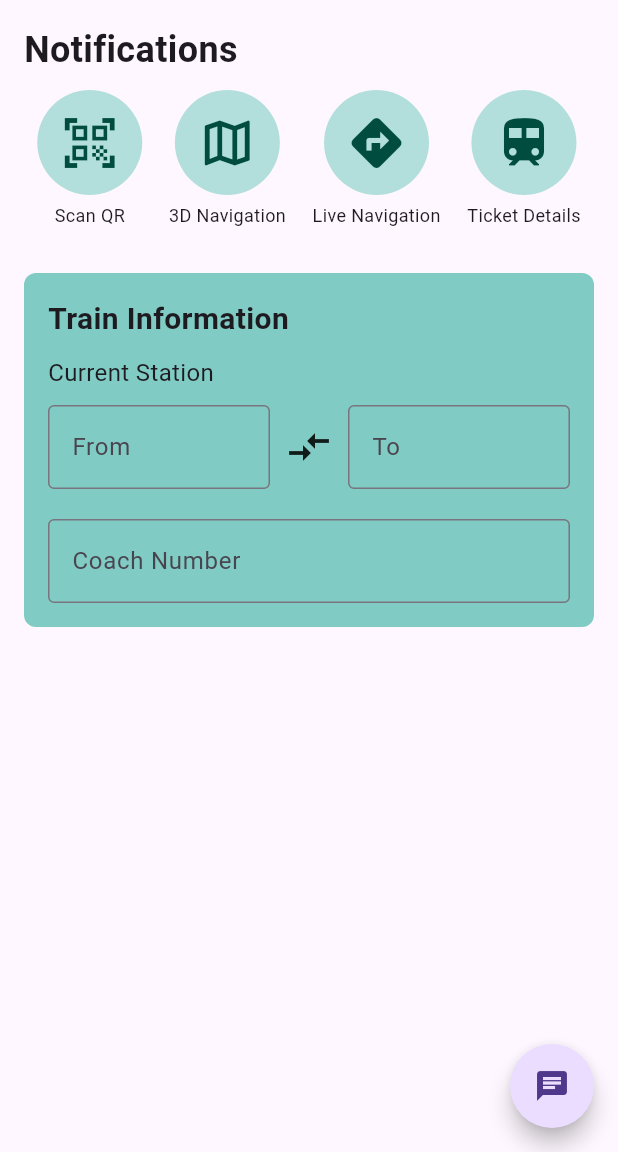
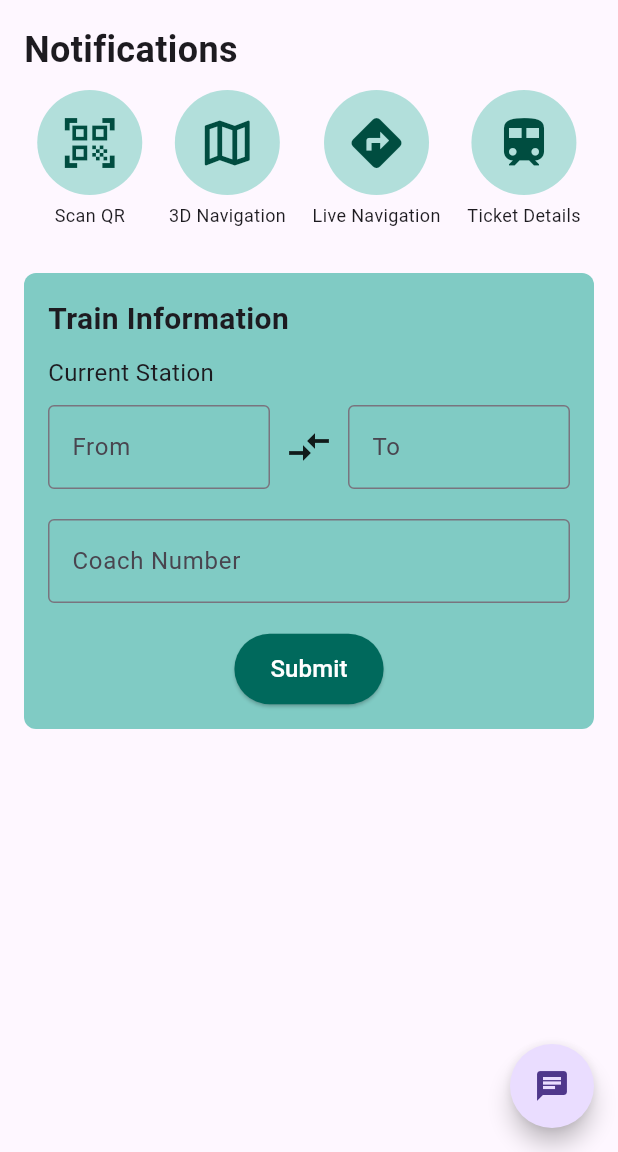
Before and after one commit to Yashgupta683/uhack, a Flutter app: the screen it shows after launch, on a phone screen of 412 x 824 dp, the part 84-1236 px from its top. Run offline on Flutter 3.47's test engine with Material 3 defaults, Android fonts, the light colour scheme and no system bars; our stand-ins replace dash_chat_2, flutter_gemini, flutter_tts, font_awesome_flutter, permission_handler, speech_to_text and 1 more; missing offline and left inert: mobile_scanner, wifi_iot, wifi_scan.

Commit message:
fifth update

```diff
--- a/lib/homepage.dart
+++ b/lib/homepage.dart
@@ -454,6 +454,27 @@ class HomepageState extends State<Homepage> {
                         border: const OutlineInputBorder(),
                       ),
                     ),
+                    const SizedBox(height: 20), // Add spacing before the button
+                    Center(
+                      child: ElevatedButton(
+                        onPressed: () {
+                          // Add the functionality here for submit action
+                          print('Submit button pressed');
+                          // You can capture and process the input data here
+                        },
+                        style: ElevatedButton.styleFrom(
+                          backgroundColor: Colors.teal.shade800, // Set button color
+                          padding: const EdgeInsets.symmetric(vertical: 12, horizontal: 24),
+                        ),
+                        child: Text(
+                          'Submit',
+                          style: TextStyle(
+                            color: Colors.white,
+                            fontSize: 16,
+                          ),
+                        ),
+                      ),
+                    ),
                   ],
                 ),
               ),
```
